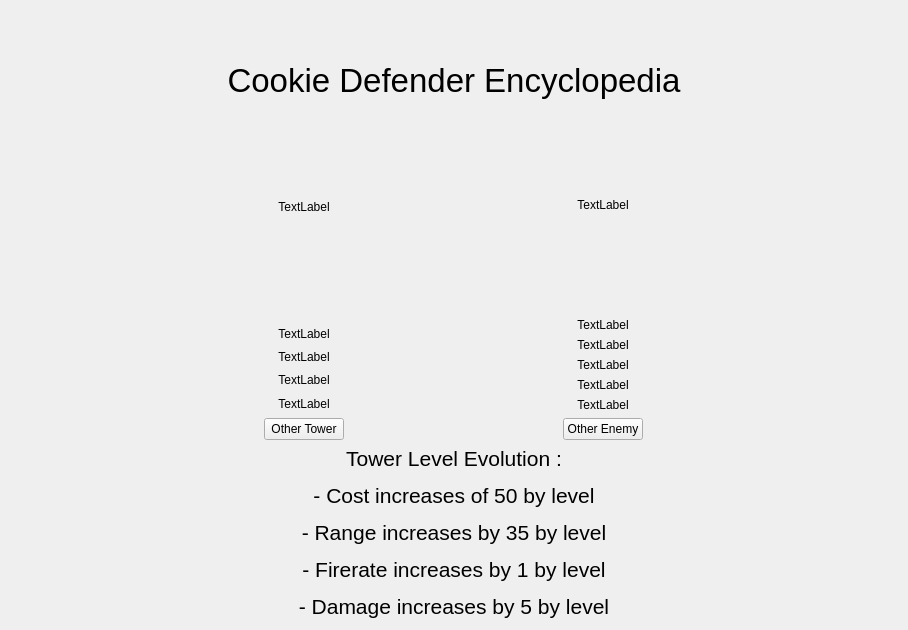
JorisMonnet/Cookie_Defender, file cookie_defender/formEncyclo.ui: the form before one commit.
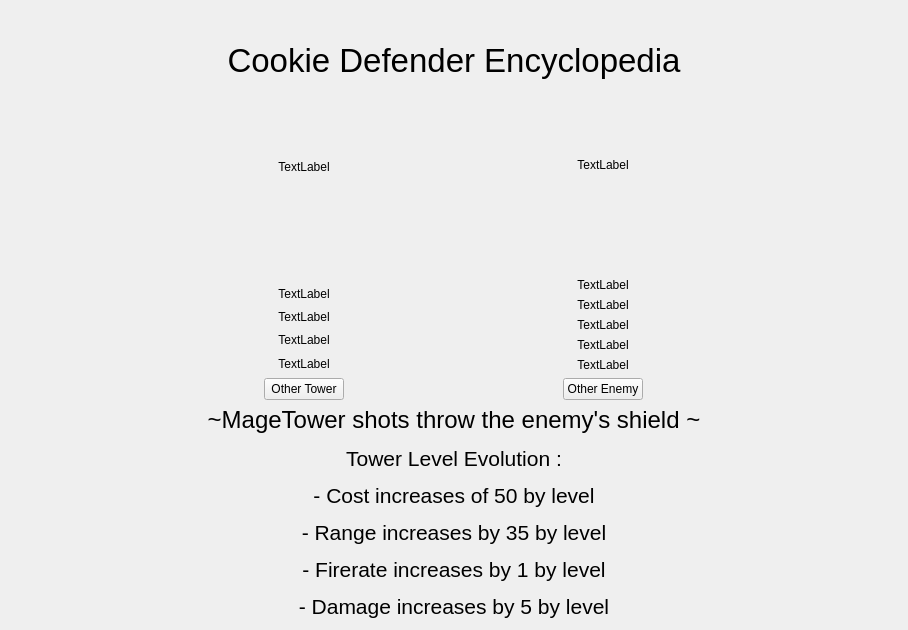
The form after the commit.

Commit message: adding intels for mage tower in encyclopedia towerlvl label

What changed in the file:
```diff
--- a/cookie_defender/formEncyclo.ui
+++ b/cookie_defender/formEncyclo.ui
@@ -353,7 +353,7 @@
      <item>
       <widget class="QLabel" name="labelTowerLvl">
        <property name="text">
-        <string>&lt;html&gt;&lt;head/&gt;&lt;body&gt;&lt;p&gt;&lt;span style=&quot; font-size:16pt;&quot;&gt;Tower Level Evolution :&lt;/span&gt;&lt;/p&gt;&lt;p&gt;&lt;span style=&quot; font-size:16pt;&quot;&gt;- Cost increases of 50 by level&lt;/span&gt;&lt;/p&gt;&lt;p&gt;&lt;span style=&quot; font-size:16pt;&quot;&gt;- Range increases by 35 by level&lt;/span&gt;&lt;/p&gt;&lt;p&gt;&lt;span style=&quot; font-size:16pt;&quot;&gt;- Firerate increases by 1 by level&lt;/span&gt;&lt;/p&gt;&lt;p&gt;&lt;span style=&quot; font-size:16pt;&quot;&gt;- Damage increases by 5 by level&lt;/span&gt;&lt;/p&gt;&lt;/body&gt;&lt;/html&gt;</string>
+        <string>&lt;html&gt;&lt;head/&gt;&lt;body&gt;&lt;p&gt;&lt;span style=&quot; font-size:18pt;&quot;&gt;~MageTower shots throw the enemy's shield ~&lt;/span&gt;&lt;/p&gt;&lt;p&gt;&lt;span style=&quot; font-size:16pt;&quot;&gt;Tower Level Evolution :&lt;/span&gt;&lt;/p&gt;&lt;p&gt;&lt;span style=&quot; font-size:16pt;&quot;&gt;- Cost increases of 50 by level&lt;/span&gt;&lt;/p&gt;&lt;p&gt;&lt;span style=&quot; font-size:16pt;&quot;&gt;- Range increases by 35 by level&lt;/span&gt;&lt;/p&gt;&lt;p&gt;&lt;span style=&quot; font-size:16pt;&quot;&gt;- Firerate increases by 1 by level&lt;/span&gt;&lt;/p&gt;&lt;p&gt;&lt;span style=&quot; font-size:16pt;&quot;&gt;- Damage increases by 5 by level&lt;/span&gt;&lt;/p&gt;&lt;/body&gt;&lt;/html&gt;</string>
        </property>
        <property name="alignment">
         <set>Qt::AlignCenter</set>
```
The commit also changes 5 other files.
